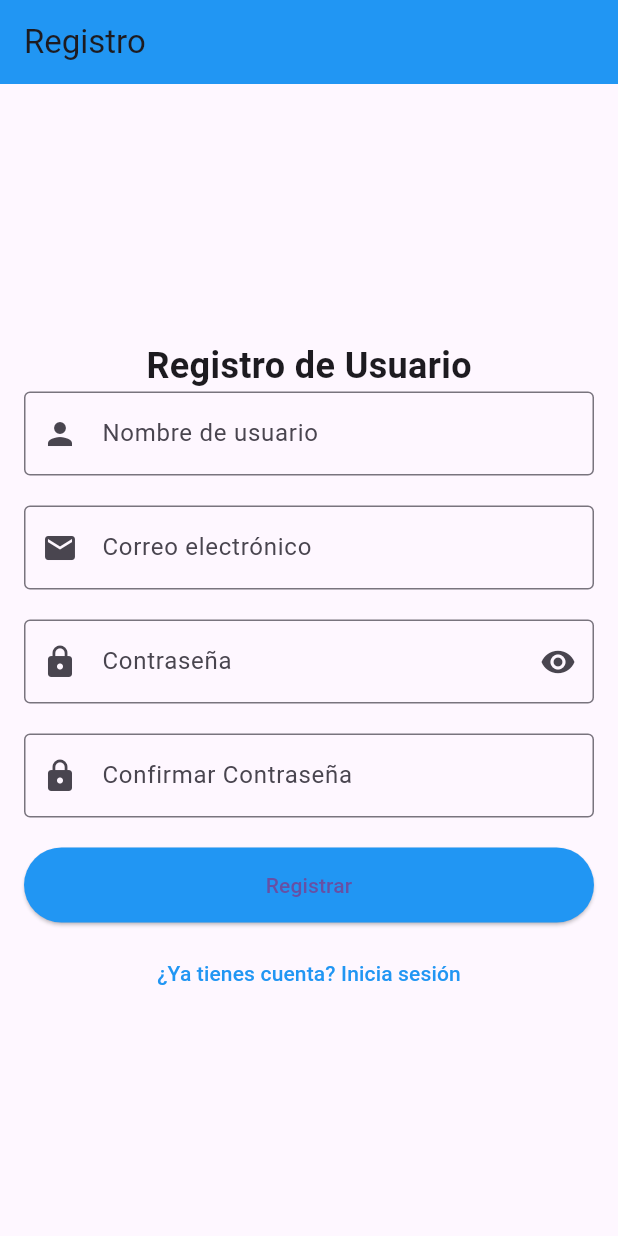
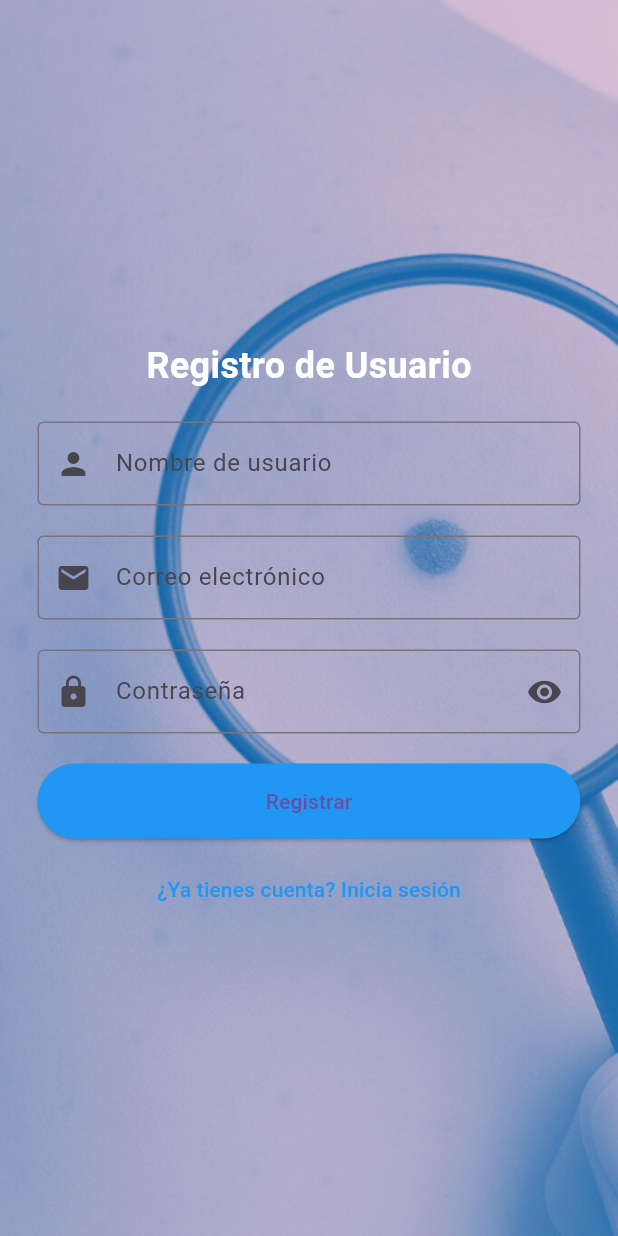
Before and after one commit to Sergi-10/findoutmole_copia, a Flutter app: the screen it shows after launch, on a phone screen of 412 x 824 dp. Run offline on Flutter 3.47's test engine with Material 3 defaults, Android fonts, the phone set to English and light mode, and no system bars.

Commit message:
actualizado Register

```diff
--- a/lib/screen/register_screen/register.dart
+++ b/lib/screen/register_screen/register.dart
@@ -1,7 +1,6 @@
-import 'package:findoutmole/screen/register_screen/confirmar_Contrase%C3%B1a.dart';
 import 'package:flutter/material.dart';
-import 'nombre_de_usuario.dart'; //importa la función de para el campo de usuario
-import 'contraseña.dart'; // importa la función para el campo de contraseña
+import 'nombre_de_usuario.dart'; // Importa la función para el campo de usuario
+import 'contraseña.dart'; // Importa la función para el campo de contraseña
 
 class RegisterPage extends StatelessWidget {
   const RegisterPage({super.key});
@@ -9,45 +8,49 @@ class RegisterPage extends StatelessWidget {
   @override
   Widget build(BuildContext context) {
     return Scaffold(
-      appBar: AppBar(
-        title: const Text('Registro'),
-        backgroundColor: Colors.blue,
+      body: Stack(
+        children: [
+          // Imagen de fondo
+          Positioned.fill(
+            child: Image.asset(
+              'assets/images/2.png', // Ruta de la imagen de fondo
+              fit: BoxFit.cover, // Ajusta la imagen para cubrir toda la pantalla
             ),
-      body: Center(
-        // Centra todo el contenido del body
+          ),
+          // Contenido principal
+          Center(
             child: SingleChildScrollView(
               child: Padding(
-            padding: const EdgeInsets.all(16.0),
+                padding: const EdgeInsets.all(25.0),
                 child: Column(
-              mainAxisAlignment:
-                  MainAxisAlignment.center, // Centra verticalmente
-              crossAxisAlignment:
-                  CrossAxisAlignment.center, // Centra horizontalmente
+                  mainAxisAlignment: MainAxisAlignment.center,
+                  crossAxisAlignment: CrossAxisAlignment.center,
                   children: [
                     const SizedBox(height: 20),
                     const Text(
                       'Registro de Usuario',
-                  style: TextStyle(fontSize: 24, fontWeight: FontWeight.bold),
+                      style: TextStyle(
+                        fontSize: 24,
+                        fontWeight: FontWeight.bold,
+                        color: Colors.white, // Cambia el color del texto para que sea visible
                       ),
-
+                    ),
+                    const SizedBox(height: 20),
                     // Campo para el nombre de usuario
                     buildUsernameField(),
                     const SizedBox(height: 20),
                     // Campo para el correo electrónico
                     TextField(
                       keyboardType: TextInputType.emailAddress,
-                  decoration: InputDecoration(
+                      decoration: const InputDecoration(
                         labelText: 'Correo electrónico',
                         border: OutlineInputBorder(),
-                    prefixIcon: const Icon(Icons.email),
+                        prefixIcon: Icon(Icons.email),
                       ),
                     ),
                     const SizedBox(height: 20),
-                // campo para la contraseña
-                PasswordField(),
-                const SizedBox(height: 20),
-                //Campo para confirmar contraseña
-                buildConfirmPasswordField(),
+                    // Campo para la contraseña
+                    const PasswordField(),
                     const SizedBox(height: 20),
                     // Botón para registrar
                     ElevatedButton(
@@ -55,10 +58,7 @@ class RegisterPage extends StatelessWidget {
                         // Aquí puedes agregar la lógica para registrar al usuario
                       },
                       style: ElevatedButton.styleFrom(
-                    minimumSize: const Size(
-                      double.infinity,
-                      50,
-                    ), // Botón de ancho completo
+                        minimumSize: const Size(double.infinity, 50),
                         backgroundColor: Colors.blue,
                       ),
                       child: const Text('Registrar'),
@@ -79,6 +79,8 @@ class RegisterPage extends StatelessWidget {
               ),
             ),
           ),
+        ],
+      ),
     );
   }
 }
```
Also changed, not shown: assets/images/2.png (added). Lines whose indentation alone changed are shown as unchanged.
